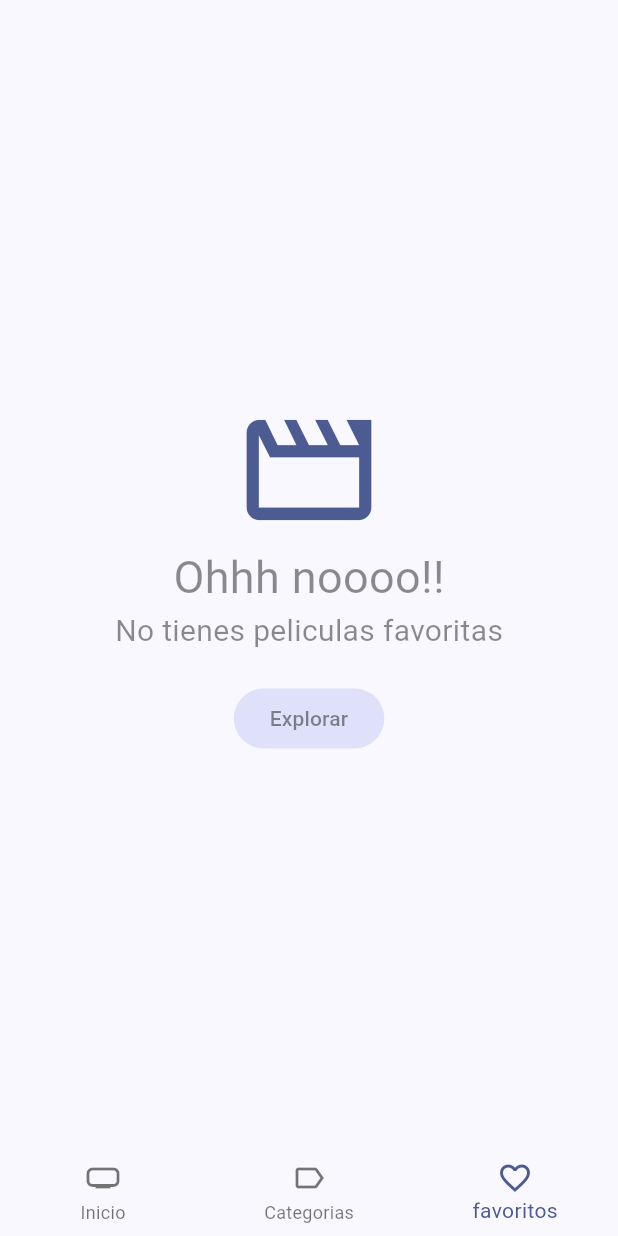
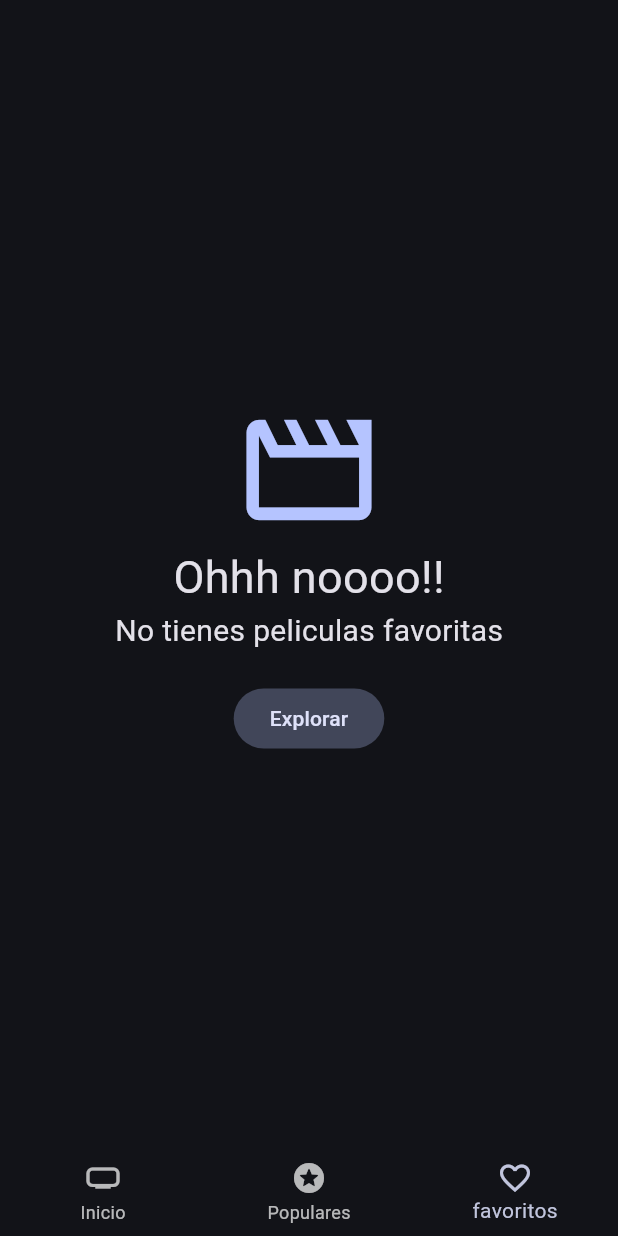
Before and after one commit to Wpcarmona/flutter_cinemapedia, a Flutter app: the screen it shows after launch, item 3 of the bottom bar chosen, on a phone screen of 412 x 824 dp. Run offline on Flutter 3.47's test engine with Material 3 defaults, Android fonts, the phone set to English and light mode, and no system bars; our stand-ins replace animate_do, card_swiper, dio, flutter_dotenv, flutter_riverpod, go_router and 1 more; accounts and stored records are empty; generated files the repository leaves out were written again; network calls fail.

Commit message:
arreglos del video demas

```diff
--- a/lib/config/theme/app_theme.dart
+++ b/lib/config/theme/app_theme.dart
@@ -1,9 +1,11 @@
 import 'package:flutter/material.dart';
 
 class AppTheme {
-
   ThemeData getTheme() => ThemeData(
     useMaterial3: true,
-    colorSchemeSeed: const Color(0xff2862F5),
+    colorScheme: ColorScheme.fromSeed(
+      seedColor: const Color(0xff2862F5),
+      brightness: Brightness.dark, // Forzar modo oscuro
+    ),
   );
 }
--- a/lib/presentation/views/movies/favories_view.dart
+++ b/lib/presentation/views/movies/favories_view.dart
@@ -45,12 +45,12 @@ class FavoriesViewState extends ConsumerState<FavoriesView> {
               color: colors.primary,
               size: 100,
             ),
-            const Text('Ohhh noooo!!', style: TextStyle(fontSize: 30, color: Colors.black45),),
-            const Text('No tienes peliculas favoritas', style: TextStyle(fontSize: 20, color: Colors.black45),),
+            const Text('Ohhh noooo!!', style: TextStyle(fontSize: 30,),),
+            const Text('No tienes peliculas favoritas', style: TextStyle(fontSize: 20),),
             const SizedBox(height: 20),
             FilledButton.tonal(
               onPressed: () => context.go('/home/0'),
-              child: const Text('Explorar', style: TextStyle(color: Colors.black45),)),
+              child: const Text('Explorar')),
           ],
         ),
       );
--- a/lib/presentation/widgets/shared/custom_bottom_navigation_bar.dart
+++ b/lib/presentation/widgets/shared/custom_bottom_navigation_bar.dart
@@ -33,8 +33,8 @@ class CustomBottomNavigationBar extends StatelessWidget {
             label: 'Inicio',
           ),
           BottomNavigationBarItem(
-            icon: Icon(Icons.label_outline),
-            label: 'Categorias',
+            icon: Icon(Icons.stars_rounded),
+            label: 'Populares',
           ),
           BottomNavigationBarItem(
             icon: Icon(Icons.favorite_outline),
```
Also changed, not shown: lib/presentation/views/movies/category_view.dart (+41 -8 lines), lib/presentation/views/movies/home_view.dart (+0 -9 lines).
